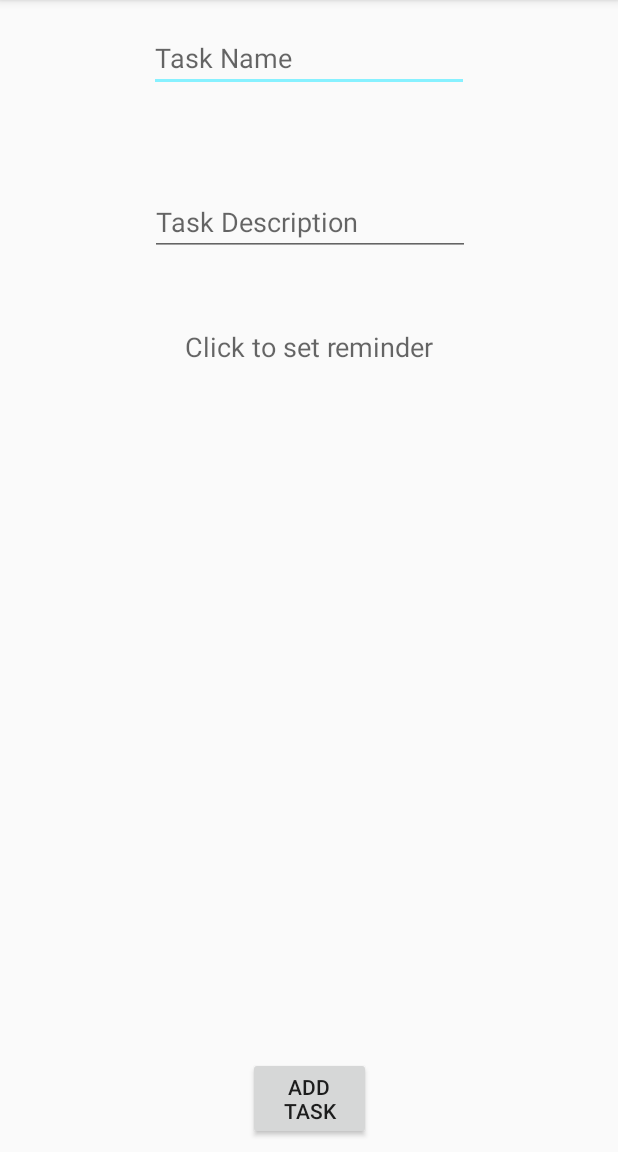
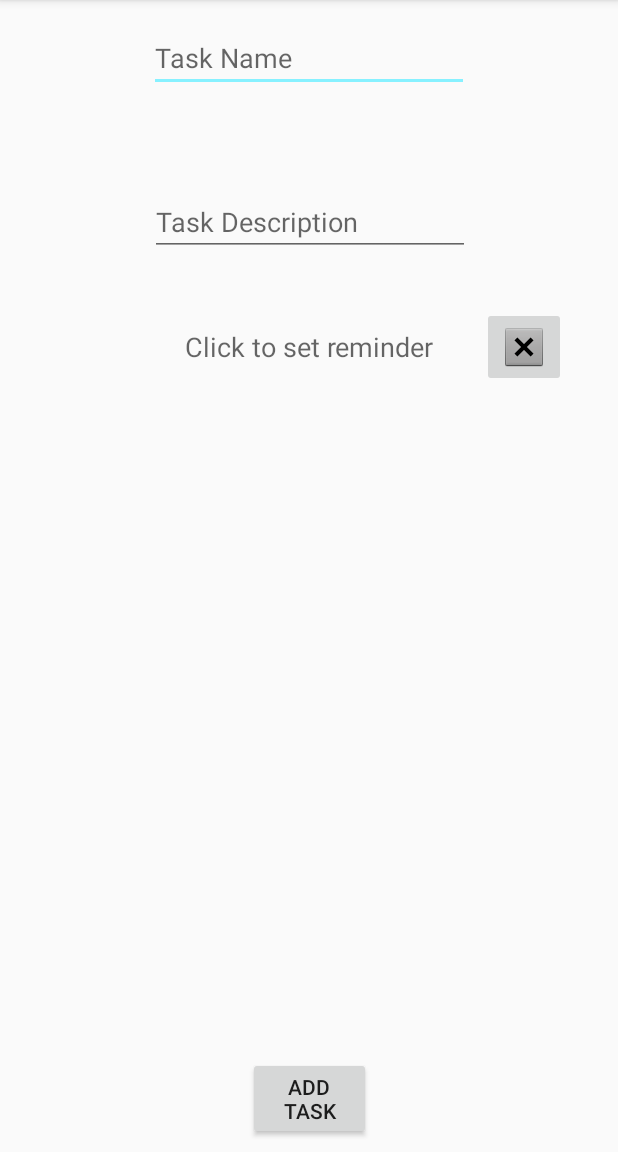
Before and after one commit to AFed29/android-todo-list, an Android app: the AddTaskActivity screen opened directly, with no data from a screen before it, on a phone screen of 412 x 824 dp, the part 84-1236 px from its top. Run offline under Robolectric (Android 15) with nearby library versions, the phone set to English and light mode, and no system bars.

```diff
--- a/app/src/main/res/layout/activity_add_task.xml
+++ b/app/src/main/res/layout/activity_add_task.xml
@@ -64,4 +64,19 @@
         app:layout_constraintEnd_toEndOf="parent"
         app:layout_constraintStart_toStartOf="parent"
         app:layout_constraintTop_toBottomOf="@+id/task_description_input" />
+
+    <ImageButton
+        android:id="@+id/time_delete_button"
+        android:layout_width="wrap_content"
+        android:layout_height="53dp"
+        android:layout_marginEnd="8dp"
+        android:layout_marginStart="8dp"
+        android:onClick="onDateTimeDeleteClicked"
+        app:layout_constraintBottom_toBottomOf="@+id/date_add"
+        app:layout_constraintEnd_toEndOf="parent"
+        app:layout_constraintHorizontal_bias="0.473"
+        app:layout_constraintStart_toEndOf="@+id/date_add"
+        app:layout_constraintTop_toTopOf="@+id/date_add"
+        app:srcCompat="@android:drawable/btn_dialog" />
+
 </android.support.constraint.ConstraintLayout>
```
Also changed, not shown: app/src/main/java/com/example/alex/todolist/Activities/AddTaskActivity.java (+23 -2 lines), app/src/main/java/com/example/alex/todolist/Activities/TaskInfoActivity.java (+16 -2 lines), app/src/main/java/com/example/alex/todolist/Utilities/ByteConverter.java (added, +27 -0 lines).
